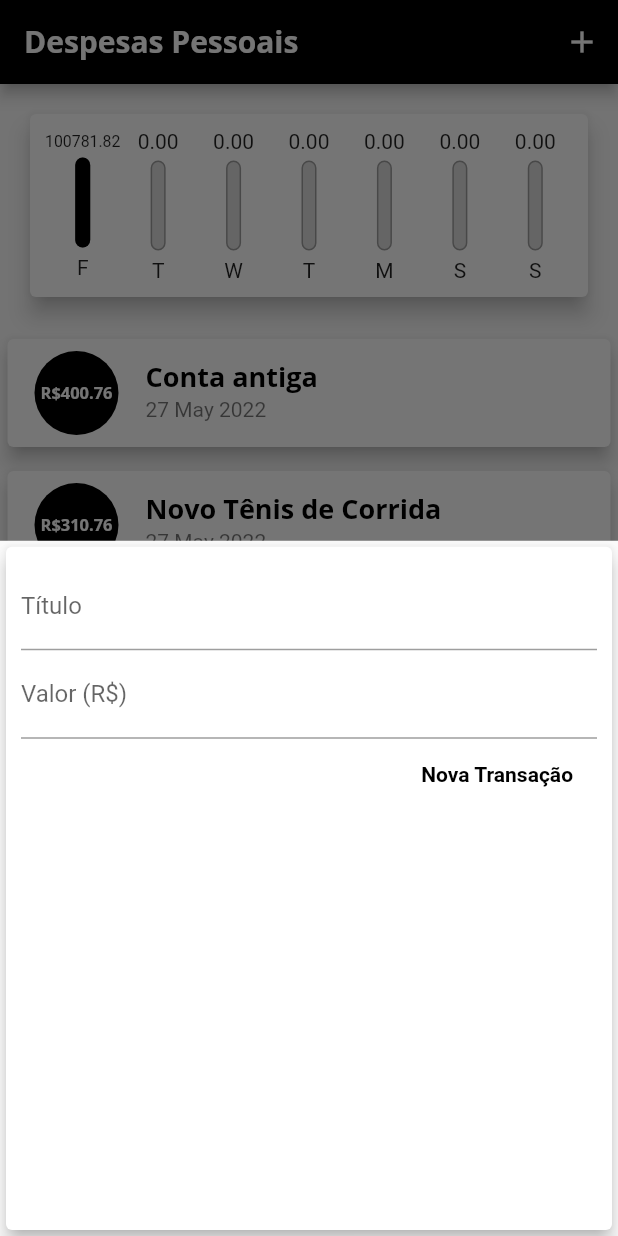
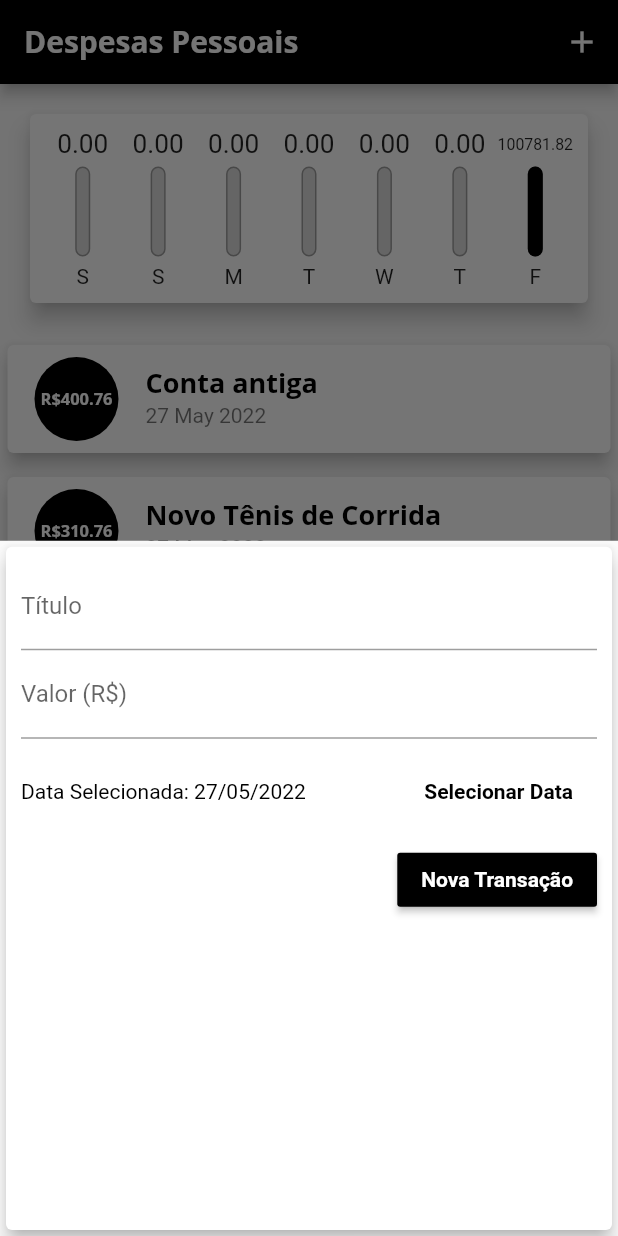
Before and after one commit to colombolucas/expensesApp, a Flutter app: the screen it shows after launch, after a tap on the "add" icon, on a phone screen of 412 x 824 dp. Run offline on Flutter 3.47's test engine with Material 2 defaults, Android fonts, the phone set to English and light mode, and no system bars; missing offline and left inert: dart:html.

Commit message:
Adicionado datas no Form

```diff
--- a/lib/components/chart.dart
+++ b/lib/components/chart.dart
@@ -28,7 +28,7 @@ class Chart extends StatelessWidget {
       }
 
       return {'day': DateFormat.E().format(weekDay)[0], 'value': totalSum};
-    });
+    }).reversed.toList();
   }
 
   double get _weekTotalValue {
--- a/lib/components/chart_bar.dart
+++ b/lib/components/chart_bar.dart
@@ -11,7 +11,10 @@ class ChartBar extends StatelessWidget {
   Widget build(BuildContext context) {
     return Column(
       children: [
-        FittedBox(child: Text("${value.toDouble().toStringAsFixed(2)}")),
+        Container(
+            height: 20,
+            child: FittedBox(
+                child: Text("${value.toDouble().toStringAsFixed(2)}"))),
         SizedBox(height: 5),
         Container(
           height: 60,
--- a/lib/components/transaction_form.dart
+++ b/lib/components/transaction_form.dart
@@ -1,5 +1,6 @@
 import 'package:flutter/material.dart';
 import 'transaction_list.dart';
+import 'package:intl/intl.dart';
 
 class TransactionForm extends StatefulWidget {
   final void Function(String, double) onSubmit;
@@ -11,18 +12,34 @@ class TransactionForm extends StatefulWidget {
 }
 
 class _TransactionFormState extends State<TransactionForm> {
-  final titleController = TextEditingController();
-
-  final valueController = TextEditingController();
+  final _titleController = TextEditingController();
+  final _valueController = TextEditingController();
+  DateTime _selectedDate = DateTime.now();
 
   _submitForm() {
-    final title = titleController.text;
-    final value = double.tryParse(valueController.text) ?? 0.0;
+    final title = _titleController.text;
+    final value = double.tryParse(_valueController.text) ?? 0.0;
 
     if (title.isEmpty || value <= 0 || value.isNaN) {
       return;
     }
     widget.onSubmit(title, value);
+  }
+
+  _showDatePicker() {
+    showDatePicker(
+      context: context,
+      initialDate: DateTime.now(),
+      firstDate: DateTime(2021),
+      lastDate: DateTime.now(),
+    ).then((pickedDate) {
+      if (pickedDate == null) {
+        return;
+      }
+      setState(() {
+        _selectedDate = pickedDate;
+      });
+    });
   }
 
   @override
@@ -34,26 +51,53 @@ class _TransactionFormState extends State<TransactionForm> {
         child: Column(
           children: [
             TextField(
-              controller: titleController,
+              controller: _titleController,
               onSubmitted: (_) => _submitForm(),
               decoration: InputDecoration(labelText: 'Título'),
             ),
             TextField(
-              controller: valueController,
+              controller: _valueController,
               keyboardType: TextInputType.numberWithOptions(decimal: true),
               onSubmitted: (_) => _submitForm(),
               decoration: InputDecoration(labelText: 'Valor (R\$)'),
             ),
+            Container(
+              height: 70,
+              child: Row(
+                children: [
+                  Expanded(
+                    child: Text(
+                      _selectedDate == null
+                          ? 'Nenhum data selecionada!'
+                          : 'Data Selecionada: ${DateFormat('dd/MM/y').format(_selectedDate)}',
+                      style: TextStyle(
+                          // fontWeight: FontWeight.bold,
+                          color: Theme.of(context).colorScheme.primary),
+                    ),
+                  ),
+                  FlatButton(
+                    textColor: Theme.of(context).primaryColor,
+                    onPressed: _showDatePicker,
+                    child: Text("Selecionar Data",
+                        style: TextStyle(
+                            fontWeight: FontWeight.bold,
+                            color: Theme.of(context).colorScheme.primary)),
+                  )
+                ],
+              ),
+            ),
             Row(
               mainAxisAlignment: MainAxisAlignment.end,
               children: [
-                FlatButton(
+                RaisedButton(
                   onPressed: _submitForm,
+                  color: Theme.of(context).colorScheme.primary,
                   child: Text(
                     'Nova Transação',
                     style: TextStyle(
-                        fontWeight: FontWeight.bold,
-                        color: Theme.of(context).colorScheme.primary),
+                      fontWeight: FontWeight.bold,
+                      color: Theme.of(context).colorScheme.tertiary,
+                    ),
                   ),
                 ),
               ],
--- a/lib/main.dart
+++ b/lib/main.dart
@@ -1,3 +1,5 @@
+import 'dart:html';
+
 import 'package:expenses/components/chart.dart';
 import 'package:flutter/material.dart';
 import 'dart:math';
@@ -5,6 +7,7 @@ import './components/transaction_form.dart';
 import './components/transaction_list.dart';
 import 'models/transaction.dart';
 import './components/chart.dart';
+import './components/chart_bar.dart';
 import 'package:flutter_localizations/flutter_localizations.dart';
 
 main() => runApp(ExpensesApp());
@@ -25,9 +28,9 @@ class ExpensesApp extends StatelessWidget {
       home: MyHomePage(),
       theme: tema.copyWith(
         colorScheme: tema.colorScheme.copyWith(
-          primary: Colors.black,
-          secondary: Colors.black,
-        ),
+            primary: Colors.black,
+            secondary: Colors.black,
+            tertiary: Colors.white),
         textTheme: tema.textTheme.copyWith(
           headline6: TextStyle(
             fontFamily: 'OpenSans',
```
